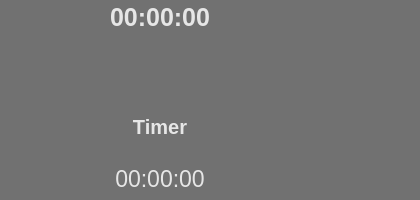
Old version of the form SmartTimer/timerwidget.ui in the repository secondYearProjects/SmartTimer.
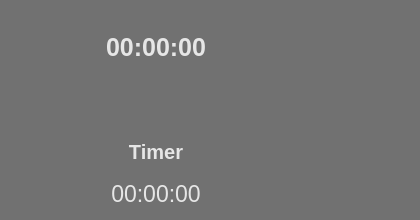
New version of the form. Icons and pictures are not drawn.

Diff of the .ui file:
```diff
--- a/SmartTimer/timerwidget.ui
+++ b/SmartTimer/timerwidget.ui
@@ -7,19 +7,19 @@
     <x>0</x>
     <y>0</y>
     <width>420</width>
-    <height>200</height>
+    <height>220</height>
    </rect>
   </property>
   <property name="minimumSize">
    <size>
     <width>420</width>
-    <height>200</height>
+    <height>220</height>
    </size>
   </property>
   <property name="maximumSize">
    <size>
     <width>420</width>
-    <height>200</height>
+    <height>220</height>
    </size>
   </property>
   <property name="palette">
@@ -37,9 +37,9 @@
      <colorrole role="Button">
       <brush brushstyle="SolidPattern">
        <color alpha="255">
-        <red>186</red>
-        <green>189</green>
-        <blue>182</blue>
+        <red>113</red>
+        <green>113</green>
+        <blue>113</blue>
        </color>
       </brush>
      </colorrole>
@@ -109,18 +109,18 @@
      <colorrole role="Base">
       <brush brushstyle="SolidPattern">
        <color alpha="255">
-        <red>255</red>
-        <green>255</green>
-        <blue>255</blue>
+        <red>113</red>
+        <green>113</green>
+        <blue>113</blue>
        </color>
       </brush>
      </colorrole>
      <colorrole role="Window">
       <brush brushstyle="SolidPattern">
        <color alpha="255">
-        <red>186</red>
-        <green>189</green>
-        <blue>182</blue>
+        <red>113</red>
+        <green>113</green>
+        <blue>113</blue>
        </color>
       </brush>
      </colorrole>
@@ -174,9 +174,9 @@
      <colorrole role="Button">
       <brush brushstyle="SolidPattern">
        <color alpha="255">
-        <red>186</red>
-        <green>189</green>
-        <blue>182</blue>
+        <red>113</red>
+        <green>113</green>
+        <blue>113</blue>
        </color>
       </brush>
      </colorrole>
@@ -246,18 +246,18 @@
      <colorrole role="Base">
       <brush brushstyle="SolidPattern">
        <color alpha="255">
-        <red>255</red>
-        <green>255</green>
-        <blue>255</blue>
+        <red>113</red>
+        <green>113</green>
+        <blue>113</blue>
        </color>
       </brush>
      </colorrole>
      <colorrole role="Window">
       <brush brushstyle="SolidPattern">
        <color alpha="255">
-        <red>186</red>
-        <green>189</green>
-        <blue>182</blue>
+        <red>113</red>
+        <green>113</green>
+        <blue>113</blue>
        </color>
       </brush>
      </colorrole>
@@ -311,9 +311,9 @@
      <colorrole role="Button">
       <brush brushstyle="SolidPattern">
        <color alpha="255">
-        <red>186</red>
-        <green>189</green>
-        <blue>182</blue>
+        <red>113</red>
+        <green>113</green>
+        <blue>113</blue>
        </color>
       </brush>
      </colorrole>
@@ -383,18 +383,18 @@
      <colorrole role="Base">
       <brush brushstyle="SolidPattern">
        <color alpha="255">
-        <red>186</red>
-        <green>189</green>
-        <blue>182</blue>
+        <red>113</red>
+        <green>113</green>
+        <blue>113</blue>
        </color>
       </brush>
      </colorrole>
      <colorrole role="Window">
       <brush brushstyle="SolidPattern">
        <color alpha="255">
-        <red>186</red>
-        <green>189</green>
-        <blue>182</blue>
+        <red>113</red>
+        <green>113</green>
+        <blue>113</blue>
        </color>
       </brush>
      </colorrole>
@@ -440,13 +440,18 @@
   <property name="windowTitle">
    <string>Form</string>
   </property>
+  <property name="styleSheet">
+   <string notr="true">QWidget#TimerWidget  {	
+	background-color: rgb(113, 113, 113);	
+}</string>
+  </property>
   <widget class="QWidget" name="widget" native="true">
    <property name="geometry">
     <rect>
      <x>0</x>
-     <y>0</y>
+     <y>30</y>
      <width>420</width>
-     <height>201</height>
+     <height>181</height>
     </rect>
    </property>
    <property name="minimumSize">
@@ -477,6 +482,17 @@
 	color: rgb(230, 230, 230);
 }
 
+QPushButton#editButton {
+
+	border-radius: 25px;
+}
+
+QPushButton#restartButton {
+
+	border-radius: 25px;
+}
+
+
 QPushButton:!enabled {
 
 }
@@ -515,66 +531,19 @@
      <number>2</number>
     </property>
     <item row="2" column="0">
-     <widget class="QLabel" name="TimerName">
-      <property name="font">
-       <font>
-        <pointsize>15</pointsize>
-        <weight>75</weight>
-        <italic>false</italic>
-        <bold>true</bold>
-       </font>
-      </property>
-      <property name="text">
-       <string>&lt;html&gt;&lt;head/&gt;&lt;body&gt;&lt;p&gt;&lt;span style=&quot; font-weight:600;&quot;&gt;Timer&lt;/span&gt;&lt;/p&gt;&lt;/body&gt;&lt;/html&gt;</string>
-      </property>
-      <property name="alignment">
-       <set>Qt::AlignCenter</set>
-      </property>
-     </widget>
-    </item>
-    <item row="0" column="1">
-     <widget class="QPushButton" name="deleteTimerButton">
-      <property name="minimumSize">
-       <size>
-        <width>32</width>
-        <height>32</height>
-       </size>
-      </property>
-      <property name="maximumSize">
-       <size>
-        <width>32</width>
-        <height>32</height>
-       </size>
-      </property>
-      <property name="text">
-       <string/>
-      </property>
-      <property name="icon">
-       <iconset resource="resources.qrc">
-        <normaloff>:/icons/cross-icon.png</normaloff>:/icons/cross-icon.png</iconset>
-      </property>
-      <property name="iconSize">
-       <size>
-        <width>32</width>
-        <height>32</height>
-       </size>
-      </property>
-     </widget>
-    </item>
-    <item row="1" column="0">
      <layout class="QHBoxLayout" name="horizontalLayout_2">
       <item>
        <widget class="QPushButton" name="restartButton">
         <property name="minimumSize">
          <size>
-          <width>60</width>
-          <height>60</height>
+          <width>50</width>
+          <height>50</height>
          </size>
         </property>
         <property name="maximumSize">
          <size>
-          <width>60</width>
-          <height>60</height>
+          <width>50</width>
+          <height>50</height>
          </size>
         </property>
         <property name="text">
@@ -587,8 +556,8 @@
         </property>
         <property name="iconSize">
          <size>
-          <width>60</width>
-          <height>60</height>
+          <width>50</width>
+          <height>50</height>
          </size>
         </property>
        </widget>
@@ -645,14 +614,14 @@
        <widget class="QPushButton" name="editButton">
         <property name="minimumSize">
          <size>
-          <width>60</width>
-          <height>60</height>
+          <width>50</width>
+          <height>50</height>
          </size>
         </property>
         <property name="maximumSize">
          <size>
-          <width>60</width>
-          <height>60</height>
+          <width>50</width>
+          <height>50</height>
          </size>
         </property>
         <property name="text">
@@ -665,32 +634,15 @@
         </property>
         <property name="iconSize">
          <size>
-          <width>50</width>
-          <height>50</height>
+          <width>40</width>
+          <height>40</height>
          </size>
         </property>
        </widget>
       </item>
      </layout>
     </item>
-    <item row="0" column="0">
-     <widget class="QLabel" name="timeLeft">
-      <property name="font">
-       <font>
-        <pointsize>19</pointsize>
-        <weight>75</weight>
-        <bold>true</bold>
-       </font>
-      </property>
-      <property name="text">
-       <string>00:00:00</string>
-      </property>
-      <property name="alignment">
-       <set>Qt::AlignCenter</set>
-      </property>
-     </widget>
-    </item>
-    <item row="3" column="0">
+    <item row="5" column="0">
      <widget class="QLabel" name="intervalTime">
       <property name="font">
        <font>
@@ -705,6 +657,73 @@
       </property>
      </widget>
     </item>
+    <item row="1" column="1">
+     <widget class="QPushButton" name="deleteTimerButton">
+      <property name="minimumSize">
+       <size>
+        <width>32</width>
+        <height>32</height>
+       </size>
+      </property>
+      <property name="maximumSize">
+       <size>
+        <width>32</width>
+        <height>32</height>
+       </size>
+      </property>
+      <property name="text">
+       <string/>
+      </property>
+      <property name="icon">
+       <iconset resource="resources.qrc">
+        <normaloff>:/icons/cross-icon.png</normaloff>:/icons/cross-icon.png</iconset>
+      </property>
+      <property name="iconSize">
+       <size>
+        <width>32</width>
+        <height>32</height>
+       </size>
+      </property>
+     </widget>
+    </item>
+    <item row="1" column="0">
+     <widget class="QLabel" name="timeLeft">
+      <property name="font">
+       <font>
+        <pointsize>19</pointsize>
+        <weight>75</weight>
+        <bold>true</bold>
+       </font>
+      </property>
+      <property name="text">
+       <string>00:00:00</string>
+      </property>
+      <property name="alignment">
+       <set>Qt::AlignCenter</set>
+      </property>
+     </widget>
+    </item>
+    <item row="4" column="0">
+     <widget class="QLabel" name="TimerName">
+      <property name="font">
+       <font>
+        <pointsize>15</pointsize>
+        <weight>75</weight>
+        <italic>false</italic>
+        <bold>true</bold>
+       </font>
+      </property>
+      <property name="text">
+       <string>&lt;html&gt;&lt;head/&gt;&lt;body&gt;&lt;p&gt;&lt;span style=&quot; font-weight:600;&quot;&gt;Timer&lt;/span&gt;&lt;/p&gt;&lt;/body&gt;&lt;/html&gt;</string>
+      </property>
+      <property name="alignment">
+       <set>Qt::AlignCenter</set>
+      </property>
+      <property name="margin">
+       <number>0</number>
+      </property>
+     </widget>
+    </item>
    </layout>
   </widget>
  </widget>
```
